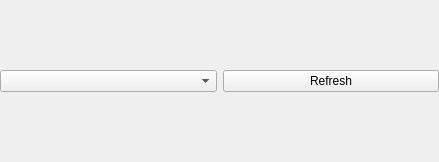
Qt form src/widgets/R2GraphWidget.ui (rizinorg/cutter) before a commit.
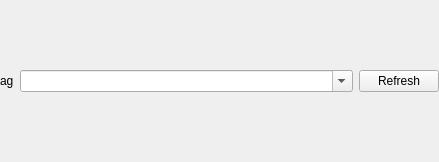
The same form after that commit.

Commit message: Graph type selection and callgraph widgets.

The edit to the form file:
```diff
--- a/src/widgets/R2GraphWidget.ui
+++ b/src/widgets/R2GraphWidget.ui
@@ -30,7 +30,24 @@
     <item>
      <layout class="QHBoxLayout" name="horizontalLayout_2">
       <item>
-       <widget class="QComboBox" name="graphType"/>
+       <widget class="QLabel" name="label">
+        <property name="text">
+         <string>ag</string>
+        </property>
+       </widget>
+      </item>
+      <item>
+       <widget class="QComboBox" name="graphType">
+        <property name="sizePolicy">
+         <sizepolicy hsizetype="Expanding" vsizetype="Fixed">
+          <horstretch>0</horstretch>
+          <verstretch>0</verstretch>
+         </sizepolicy>
+        </property>
+        <property name="editable">
+         <bool>true</bool>
+        </property>
+       </widget>
       </item>
       <item>
        <widget class="QPushButton" name="refreshButton">
```
The commit also changes 11 other files.
